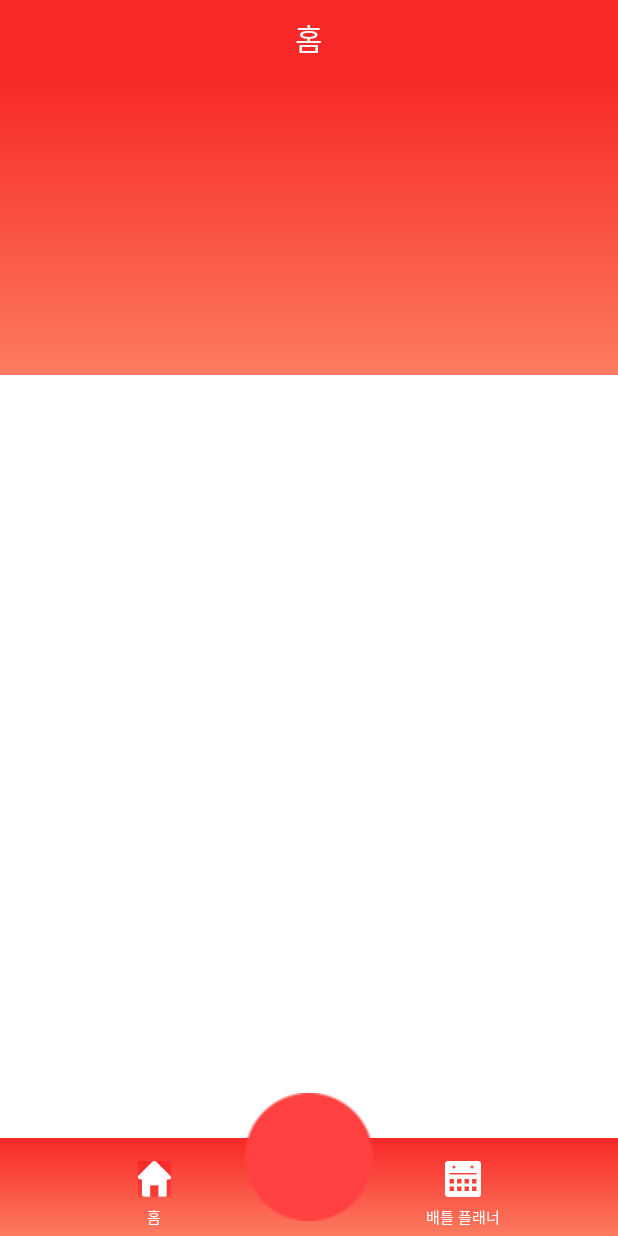
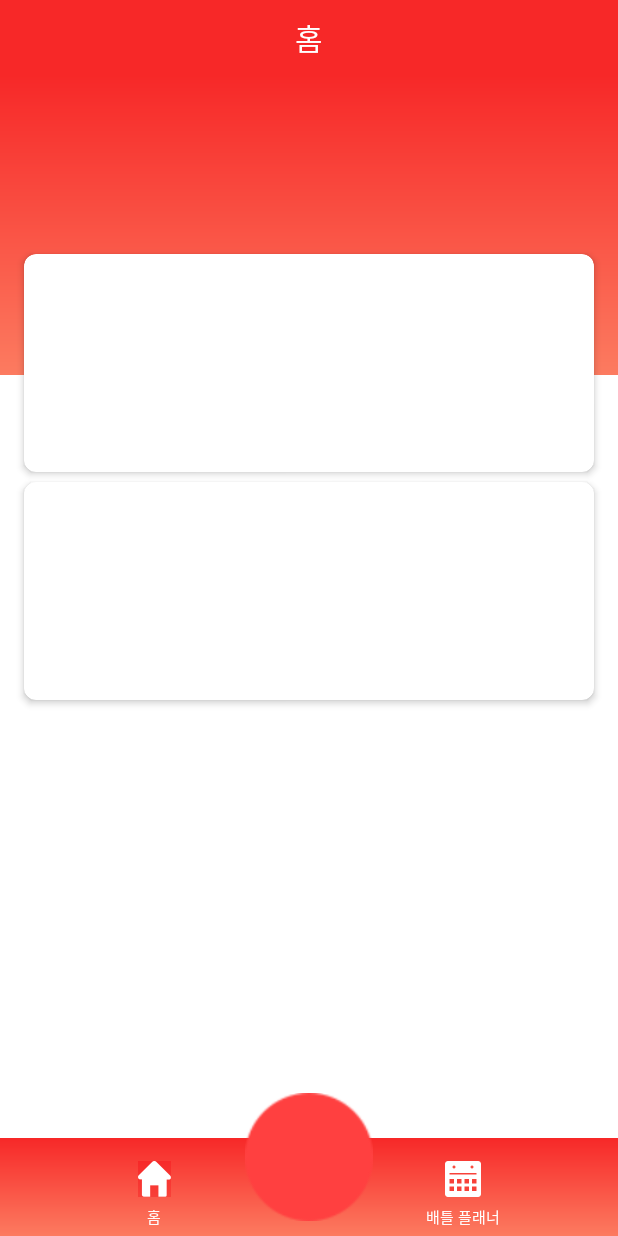
Before and after one commit to KooMinJun/StartUpProject01, an Android app: the screen it shows after launch (MainActivity), on a phone screen of 412 x 824 dp. Run offline under Robolectric (Android 15) with nearby library versions, the phone set to English and light mode, and no system bars.

Commit message:
cardview 추가

```diff
--- a/StartUp-master/diet-battle-master/battlediet/app/build.gradle
+++ b/StartUp-master/diet-battle-master/battlediet/app/build.gradle
@@ -30,4 +30,7 @@ dependencies {
 
     compile 'com.google.firebase:firebase-core:10.0.1'
     compile 'com.google.firebase:firebase-messaging:10.0.1'
+
+    compile 'com.android.support:cardview-v7:21.+'
+
 }
--- /dev/null
+++ b/StartUp-master/diet-battle-master/battlediet/app/src/main/res/drawable/card.xml
@@ -0,0 +1,14 @@
+<?xml version="1.0" encoding="utf-8"?>
+<layer-list xmlns:android="http://schemas.android.com/apk/res/android" >
+    <item>
+        <shape android:shape="rectangle">
+            <gradient
+                android:startColor="#F1404040"
+                android:endColor="#F1F1F1F1"
+                android:angle="270">
+            </gradient>
+            <solid android:color="#FFFFFF" />
+            <corners android:radius="8dp"/>
+        </shape>
+    </item>
+</layer-list>
--- a/StartUp-master/diet-battle-master/battlediet/app/src/main/res/layout/activity_main.xml
+++ b/StartUp-master/diet-battle-master/battlediet/app/src/main/res/layout/activity_main.xml
@@ -21,11 +21,12 @@
     </LinearLayout>
     <diet.battle.com.battlediet.View.CustomViewPager
         android:id="@+id/viewPager"
-        android:layout_height="fill_parent"
-        android:layout_width="fill_parent"
+        android:layout_height="match_parent"
+        android:layout_width="match_parent"
         android:layout_marginTop="50dp"
         android:layout_marginBottom="65dp"
         android:background="#FFFFFF">
+
     </diet.battle.com.battlediet.View.CustomViewPager>
 
     <LinearLayout
--- a/StartUp-master/diet-battle-master/battlediet/app/src/main/res/layout/fragment_dash_board.xml
+++ b/StartUp-master/diet-battle-master/battlediet/app/src/main/res/layout/fragment_dash_board.xml
@@ -15,14 +15,84 @@
         android:layout_marginTop="50dp"
         android:layout_marginBottom="65dp"
         android:background="#FFFFFF">
+
+
+    </LinearLayout>
+
+
+
+    <LinearLayout
+        android:layout_width="match_parent"
+        android:layout_height="199.9dp"
+        android:background="@drawable/base_activity_main">
     </LinearLayout>
 
     <LinearLayout
         android:layout_width="match_parent"
-        android:layout_height="199.9dp"
-        android:background="@drawable/base_activity_main"
-        >
+        android:layout_height="match_parent"
+        android:orientation="vertical"
+        android:layout_alignParentTop="true"
+        android:layout_alignParentStart="true">
+        <android.support.v7.widget.CardView
+            xmlns:card_view="http://schemas.android.com/apk/res-auto"
+            android:id="@+id/cv_profile"
+            android:layout_gravity="center"
+            android:layout_width="match_parent"
+            android:layout_height="145dp"
+            android:layout_marginTop="119dp"
+            android:layout_marginLeft="16dp"
+            android:layout_marginRight="16dp"
+            android:layout_marginBottom="3dp"
+            card_view:cardCornerRadius="8dp"
+            card_view:cardElevation="3dp"
+            android:padding="10dp"
+            >
+            <LinearLayout
+                android:layout_width="match_parent"
+                android:layout_height="match_parent"
+                >
+            </LinearLayout>
+        </android.support.v7.widget.CardView>
+        <android.support.v7.widget.CardView
+            xmlns:card_view="http://schemas.android.com/apk/res-auto"
+            android:id="@+id/cv_now_battle"
+            android:layout_gravity="center"
+            android:layout_width="match_parent"
+            android:layout_height="145dp"
+            android:layout_marginTop="3dp"
+            android:layout_marginLeft="16dp"
+            android:layout_marginRight="16dp"
+            android:layout_marginBottom="3dp"
+            card_view:cardCornerRadius="8dp"
+            card_view:cardElevation="3dp"
+            android:padding="10dp"
+            >
+            <LinearLayout
+                android:layout_width="match_parent"
+                android:layout_height="match_parent"
+                >
+            </LinearLayout>
+        </android.support.v7.widget.CardView>
+        <android.support.v7.widget.CardView
+            xmlns:card_view="http://schemas.android.com/apk/res-auto"
+            android:id="@+id/profile"
+            android:layout_gravity="center"
+            android:layout_width="match_parent"
+            android:layout_height="wrap_content"
+            android:layout_marginTop="3dp"
+            android:layout_marginLeft="16dp"
+            android:layout_marginRight="16dp"
+            android:layout_marginBottom="3dp"
+            card_view:cardCornerRadius="8dp"
+            card_view:cardElevation="3dp"
+            android:padding="10dp"
+            >
+            <LinearLayout
+                android:layout_width="match_parent"
+                android:layout_height="wrap_content">
+
+            </LinearLayout>
+        </android.support.v7.widget.CardView>
     </LinearLayout>
 
-
 </RelativeLayout>
--- a/StartUp-master/diet-battle-master/battlediet/app/src/main/res/values/colors.xml
+++ b/StartUp-master/diet-battle-master/battlediet/app/src/main/res/values/colors.xml
@@ -4,4 +4,5 @@
     <color name="colorPrimaryDark">#f72828</color>
     <color name="colorAccent">#FF4081</color>
     <color name="colorText">#ffffff</color>
+    <color name="Card">#ffffff</color>
 </resources>
```
